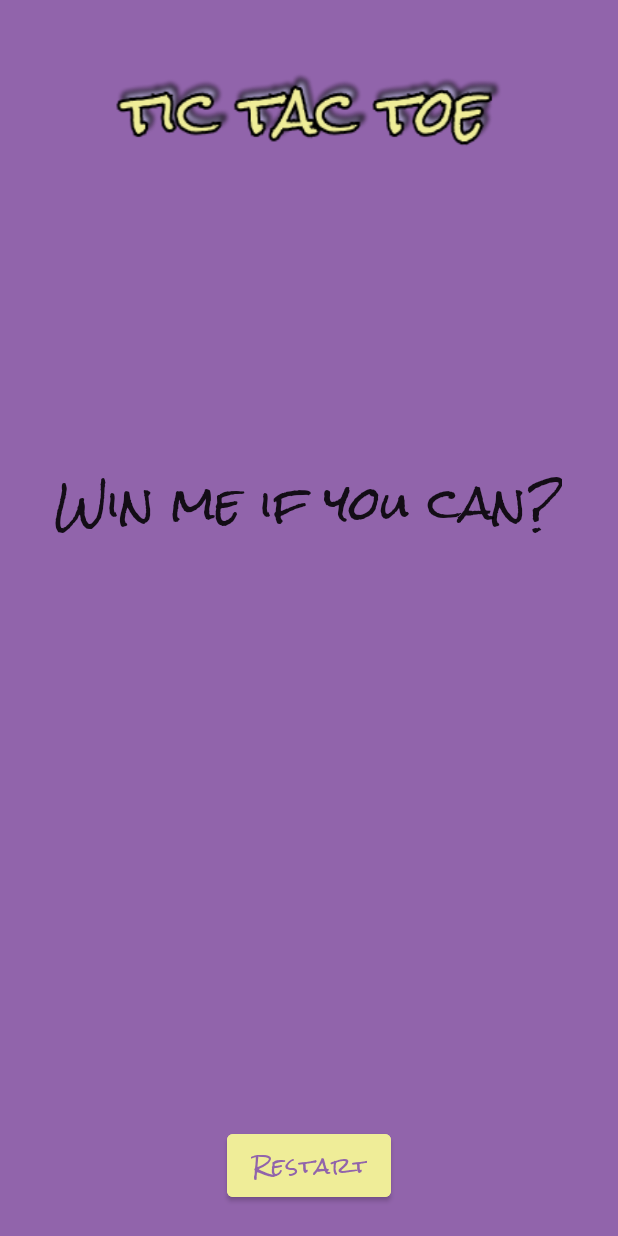
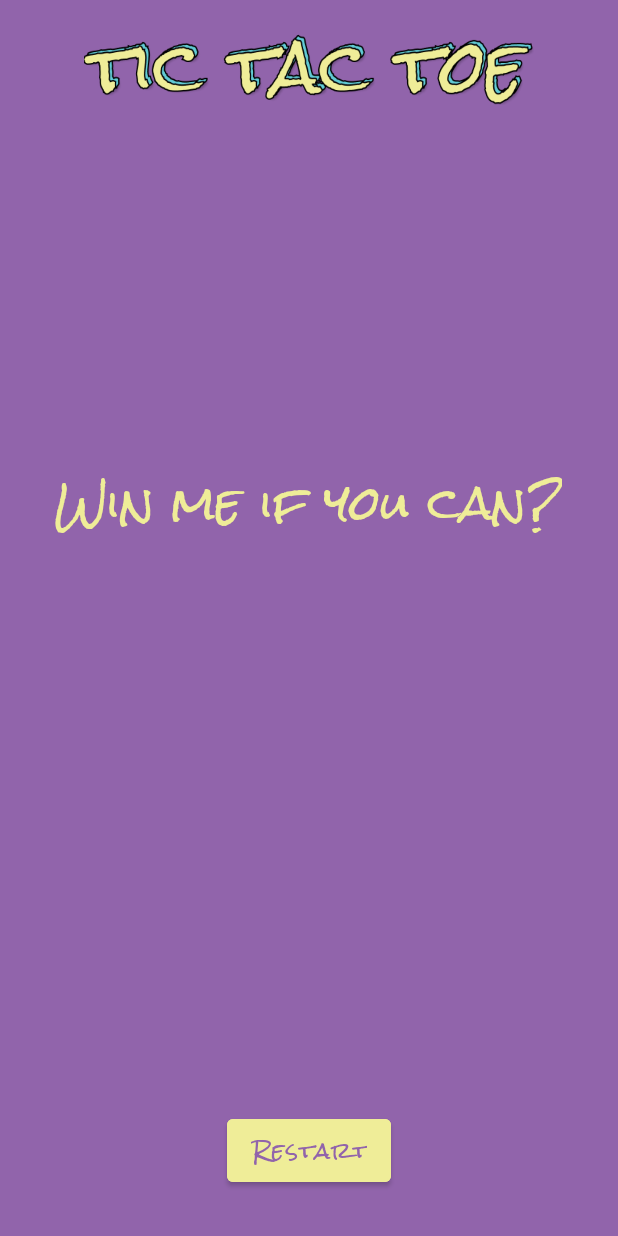
Before and after one commit to leminhduc1202/TicTacToeGames, an Android app: the layout activity_main.xml on its own in the app's theme, with its tools: preview values and no code run, on a phone screen of 412 x 824 dp. Run offline under Robolectric (Android 15) with nearby library versions, the phone set to English and light mode, and no system bars.

Commit message:
update ui

```diff
--- a/app/src/main/res/layout/activity_main.xml
+++ b/app/src/main/res/layout/activity_main.xml
@@ -8,14 +8,16 @@
 
     <ImageView
         android:id="@+id/img_view_name"
-        android:layout_width="match_parent"
-        android:layout_height="wrap_content"
+        android:layout_width="300dp"
+        android:layout_height="50dp"
         android:layout_alignParentTop="true"
         android:layout_centerHorizontal="true"
         android:layout_marginTop="20dp"
         android:background="@drawable/bg_header" />
 
     <TextView
+        android:textAlignment="center"
+        android:textColor="@color/primrose"
         android:id="@+id/tv_result"
         android:layout_width="wrap_content"
         android:layout_height="wrap_content"
@@ -46,7 +48,7 @@
         android:layout_height="wrap_content"
         android:layout_alignParentBottom="true"
         android:layout_centerHorizontal="true"
-        android:layout_marginBottom="20dp"
+        android:layout_marginBottom="30dp"
         android:fontFamily="@font/rock_salt"
         android:text="@string/restart"
         android:textAllCaps="false" />
```
Also changed, not shown: app/src/main/res/drawable/bg_header.png.
